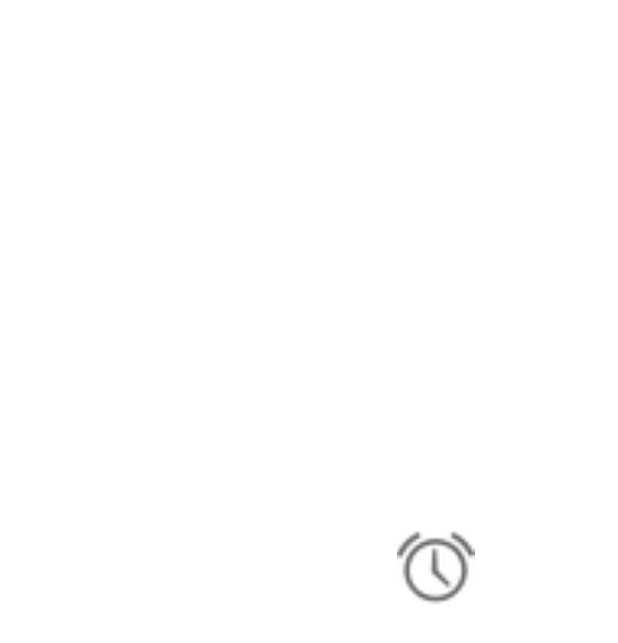
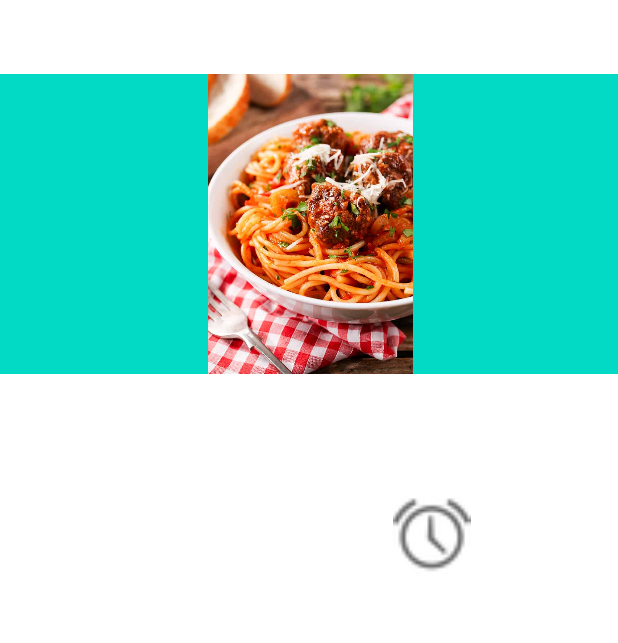
Before and after one commit to timppeters/Recipeze, an Android app: the layout fragment_recipe.xml on its own in the app's theme, with its tools: preview values and no code run, on a phone screen of 412 x 824 dp. Shown: the top 643 px of the screen. Run offline under Robolectric (Android 15) with nearby library versions, the phone set to English and light mode, and no system bars.

Commit message:
Got drawable image working

```diff
--- a/frontend/app/src/main/res/layout/fragment_recipe.xml
+++ b/frontend/app/src/main/res/layout/fragment_recipe.xml
@@ -11,8 +11,9 @@
         android:layout_height="match_parent">
 
         <androidx.constraintlayout.widget.ConstraintLayout
-            android:layout_width="415dp"
-            android:layout_height="503dp"
+            android:id="@+id/constraintLayout"
+            android:layout_width="411dp"
+            android:layout_height="525dp"
             app:layout_constraintBottom_toBottomOf="parent"
             app:layout_constraintEnd_toEndOf="parent"
             app:layout_constraintHorizontal_bias="0.0"
@@ -30,6 +31,18 @@
                 app:layout_constraintHorizontal_bias="0.733"
                 app:layout_constraintStart_toStartOf="parent"
                 app:layout_constraintTop_toTopOf="parent" />
+
         </androidx.constraintlayout.widget.ConstraintLayout>
+
+        <ImageView
+            android:layout_width="415dp"
+            android:layout_height="200dp"
+            android:background="@color/teal_200"
+            android:src="@drawable/spag"
+            app:layout_constraintBottom_toTopOf="@+id/constraintLayout"
+            app:layout_constraintEnd_toEndOf="parent"
+            app:layout_constraintStart_toStartOf="parent"
+            app:layout_constraintTop_toTopOf="parent" />
+
     </androidx.constraintlayout.widget.ConstraintLayout>
 </FrameLayout>
```
Also changed, not shown: frontend/app/src/main/res/drawable-hdpi/spag.jpg (added).
